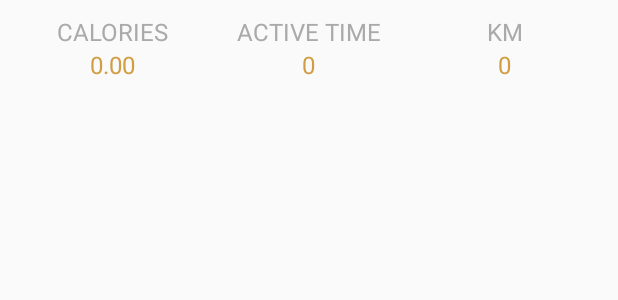
After one commit to gaillysu/drone-android, an Android app: the layout weekly_last_month_layout.xml on its own in the app's theme, with its tools: preview values and no code run, on a phone screen of 412 x 824 dp. The commit adds this screen. Shown: the top 300 px of the screen. Run offline under Robolectric (Android 15) with nearby library versions, the phone set to English and light mode, and no system bars.

Commit message:
[add layout]

```diff
--- a/Drone/app/src/main/res/layout/activity_activities.xml
+++ b/Drone/app/src/main/res/layout/activity_activities.xml
@@ -78,7 +78,7 @@
                                 android:textColor="@android:color/black"
                                 android:textSize="20sp"/>
 
-                            <include layout="@layout/weekly_header_layout"/>
+                            <include layout="@layout/weekly_last_week_layout"/>
 
 
                             <com.github.mikephil.charting.charts.LineChart
@@ -101,7 +101,7 @@
                                 android:textSize="20sp"/>
 
                             <!--<include layout="@layout/monthly_header_layout"/>-->
-                            <include layout="@layout/weekly_header_layout"/>
+                            <include layout="@layout/weekly_last_month_layout"/>
                             <com.github.mikephil.charting.charts.LineChart
                                 android:id="@+id/activity_activities_monthly_line"
                                 android:layout_width="fill_parent"
--- /dev/null
+++ b/Drone/app/src/main/res/layout/weekly_last_month_layout.xml
@@ -0,0 +1,55 @@
+<?xml version="1.0" encoding="utf-8"?>
+<LinearLayout xmlns:android="http://schemas.android.com/apk/res/android"
+              android:layout_width="match_parent"
+              android:layout_height="wrap_content"
+              android:layout_marginLeft="10dp"
+              android:layout_marginRight="10dp"
+              android:layout_marginTop="10dp"
+              android:orientation="horizontal">
+
+    <LinearLayout
+        style="@style/home_content_title_ll_style">
+
+        <TextView
+            style="@style/home_content_activity_last_title_text_style"
+            android:text="@string/fragment_home_title_calories"
+            />
+
+        <TextView
+            android:id="@+id/weekly_header_layout_calories_textview_last_month"
+            style="@style/home_content_activity_last_title_content_style"
+            android:text="0.00"/>
+    </LinearLayout>
+
+    <LinearLayout
+        style="@style/home_content_title_ll_style">
+
+        <TextView
+            style="@style/home_content_activity_last_title_text_style"
+            android:text="@string/fragment_home_title_active_time"
+            />
+
+        <TextView
+            android:id="@+id/weekly_header_layout_active_time_textview_last_month"
+            style="@style/home_content_activity_last_title_content_style"
+            android:text="0"
+            />
+    </LinearLayout>
+
+    <LinearLayout
+        style="@style/home_content_title_ll_style"
+        >
+
+        <TextView
+            style="@style/home_content_activity_last_title_text_style"
+            android:text="@string/fragment_home_title_kilometer"
+            />
+
+        <TextView
+            android:id="@+id/weekly_header_layout_km_textview_last_month"
+            style="@style/home_content_activity_last_title_content_style"
+            android:text="0"
+            />
+    </LinearLayout>
+
+</LinearLayout>
```
Also changed, not shown: Drone/app/src/main/java/com/dayton/drone/activity/ActivitiesActivity.java (+63 -26 lines), Drone/app/src/main/res/layout/weekly_last_week_layout.xml (added, +55 -0 lines).
